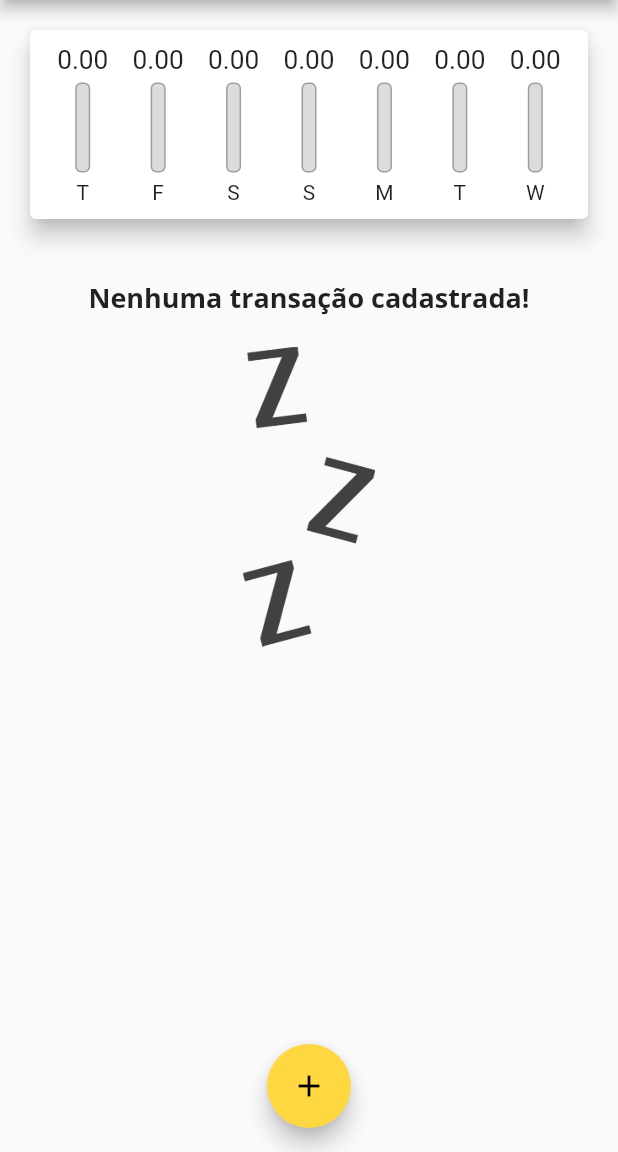
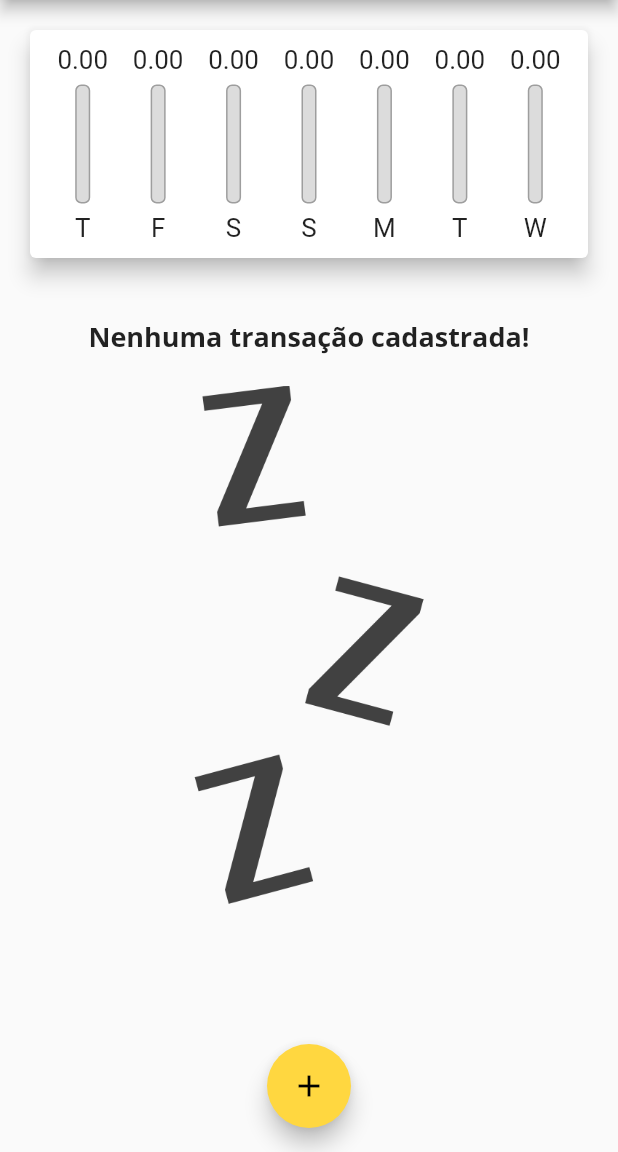
Before and after one commit to roniedev/despesas_pessoais, a Flutter app: the screen it shows after launch, on a phone screen of 412 x 824 dp, the part 84-1236 px from its top. Run offline on Flutter 3.47's test engine with Material 2 defaults, Android fonts, the phone set to English and light mode, and no system bars.

Commit message:
Ajuste do layout no modo paisagem. Ajuste do layout utilizando o layout builder.

```diff
--- a/lib/components/chart.dart
+++ b/lib/components/chart.dart
@@ -54,7 +54,9 @@ class Chart extends StatelessWidget {
               child: ChartBar(
                 label: e['day'].toString(),
                 value: (e['value'] as double),
-                percentage: _weekTotalValue == 0 ? 0 : (e['value'] as double) / _weekTotalValue,
+                percentage: _weekTotalValue == 0
+                    ? 0
+                    : (e['value'] as double) / _weekTotalValue,
               ),
             );
           }).toList(),
--- a/lib/components/chart_bar.dart
+++ b/lib/components/chart_bar.dart
@@ -13,17 +13,19 @@ class ChartBar extends StatelessWidget {
 
   @override
   Widget build(BuildContext context) {
+    return LayoutBuilder(
+      builder: (ctx, constraints) {
         return Column(
           children: [
             Container(
-          height: 20,
+              height: constraints.maxHeight * 0.15,
               child: FittedBox(
                 child: Text('${value.toStringAsFixed(2)}'),
               ),
             ),
-        SizedBox(height: 5),
+            SizedBox(height: constraints.maxHeight * 0.05),
             Container(
-          height: 60,
+              height: constraints.maxHeight * 0.6,
               width: 10,
               child: Stack(
                 alignment: Alignment.bottomCenter,
@@ -50,9 +52,18 @@ class ChartBar extends StatelessWidget {
                 ],
               ),
             ),
-        SizedBox(height: 5),
-        Text(label),
+            SizedBox(height: constraints.maxHeight * 0.05),
+            Container(
+              height: constraints.maxHeight * 0.15,
+              child: FittedBox(
+                child: Text(
+                  label,
+                ),
+              ),
+            ),
           ],
+        );
+      },
     );
   }
 }
--- a/lib/components/transaction_list.dart
+++ b/lib/components/transaction_list.dart
@@ -12,10 +12,10 @@ class TransactionList extends StatelessWidget {
   Widget build(BuildContext context) {
     final screenHeight = MediaQuery.of(context).size.height;
 
-    return Container(
-      height: screenHeight * 0.65,
-      child: transactions.isEmpty
-          ? Column(
+    return transactions.isEmpty
+        ? LayoutBuilder(
+          builder: (context, constraints) {
+            return Column(
               children: [
                 SizedBox(
                   height: 20,
@@ -28,13 +28,15 @@ class TransactionList extends StatelessWidget {
                   height: 20,
                 ),
                 Container(
-                  height: 200,
+                  height: constraints.maxHeight * 0.6,
                   child: Image.asset(
                     'assets/images/waiting.png',
                     fit: BoxFit.cover,
                   ),
                 ),
               ],
+            );
+          },
         )
         : Padding(
             padding: const EdgeInsets.all(10),
@@ -74,7 +76,6 @@ class TransactionList extends StatelessWidget {
                 );
               },
             ),
-            ),
           );
   }
 }
--- a/lib/main.dart
+++ b/lib/main.dart
@@ -50,6 +50,7 @@ class MyHomePage extends StatefulWidget {
 
 class _MyHomePageState extends State<MyHomePage> {
   final List<Transaction> _transaction = [];
+  bool _showChart = true;
 
   List<Transaction> get _recentTransactions {
     return _transaction.where((tr) {
@@ -95,27 +96,64 @@ class _MyHomePageState extends State<MyHomePage> {
 
   @override
   Widget build(BuildContext context) {
-    return Scaffold(
-      appBar: AppBar(
+    bool isLandscape =
+        MediaQuery.of(context).orientation == Orientation.landscape;
+
+    final appBar = AppBar(
       title: Text(
         'Despesas pessoais',
-          style: TextStyle(
-            fontFamily: 'OpenSans',
-          ),
       ),
       actions: [
+        if (isLandscape)
+          IconButton(
+            onPressed: () {
+              setState(() {
+                _showChart = !_showChart;
+              });
+            },
+            icon: Icon(_showChart ? Icons.list : Icons.show_chart),
+          ),
         IconButton(
           onPressed: () => _openTransactionFormModal(context),
           icon: Icon(Icons.add),
         ),
       ],
-      ),
+    );
+
+    final availableHeight = MediaQuery.of(context).size.height -
+        appBar.preferredSize.height -
+        MediaQuery.of(context).padding.top;
+
+    return Scaffold(
+      appBar: appBar,
       body: SingleChildScrollView(
         child: Column(
           crossAxisAlignment: CrossAxisAlignment.stretch,
           children: [
-            Chart(_recentTransactions),
-            TransactionList(_transaction, _removeTransaction),
+            /* if (isLandscape)
+              Row(
+                mainAxisAlignment: MainAxisAlignment.center,
+                children: [
+                  Text('Exibir gráfico'),
+                  Switch(
+                      value: _showChart,
+                      onChanged: (value) {
+                        setState(() {
+                          _showChart = value;
+                        });
+                      }),
+                ],
+              ), */
+            if (_showChart || !isLandscape)
+              Container(
+                height: availableHeight * (isLandscape ? 0.7 : 0.25),
+                child: Chart(_recentTransactions),
+              ),
+            if (!_showChart || !isLandscape)
+              Container(
+                height: availableHeight * 0.75,
+                child: TransactionList(_transaction, _removeTransaction),
+              ),
           ],
         ),
       ),
```
Lines whose indentation alone changed are shown as unchanged.
